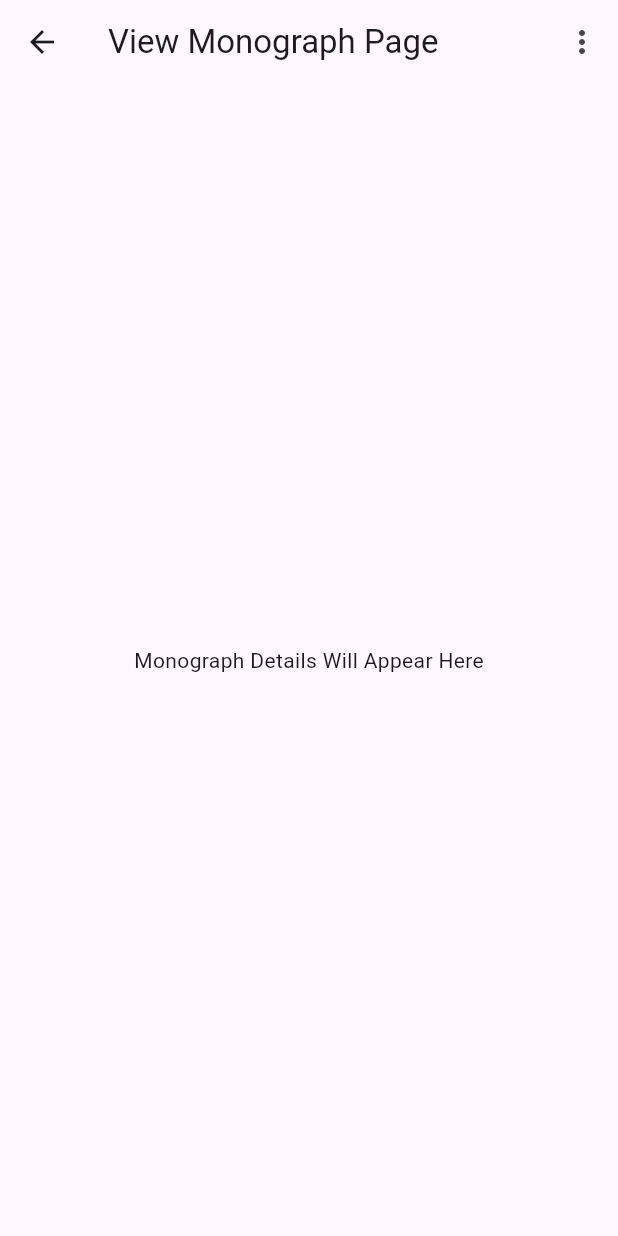
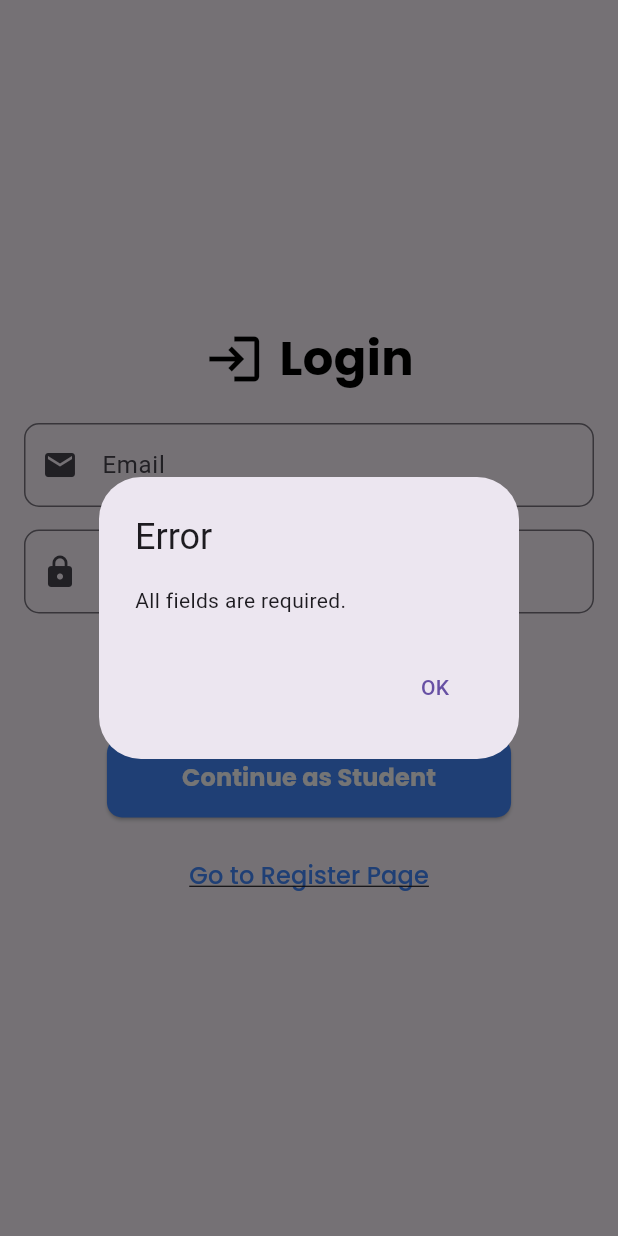
Before and after one commit to Nesarahmad1380/Monograph_Management_System, a Flutter app: the screen it shows after launch, after a tap on "Login", on a phone screen of 412 x 824 dp. Run offline on Flutter 3.47's test engine with Material 3 defaults, Android fonts, the phone set to English and light mode, and no system bars; our stand-ins replace flutter_riverpod, google_fonts, shared_preferences.

Commit message:
bring some changes in login page

```diff
--- a/lib/Screens/SplashScreen.dart
+++ b/lib/Screens/SplashScreen.dart
@@ -18,7 +18,7 @@ class _SplashScreenState extends State<SplashScreen>
 
     Future.delayed(const Duration(seconds: 2), () {
       Navigator.pushReplacement(
-          context, MaterialPageRoute(builder: (context) => Loginpage()));
+          context, MaterialPageRoute(builder: (context) => LoginPage()));
     });
   }
 
--- a/lib/Screens/userScreens/LoginPage.dart
+++ b/lib/Screens/userScreens/LoginPage.dart
@@ -1,39 +1,114 @@
 import 'package:flutter/material.dart';
+import 'package:google_fonts/google_fonts.dart';
 import 'package:monograph_management_system/Screens/MonographScreen/ViewMonographPage.dart';
 import 'package:monograph_management_system/Screens/userScreens/RagisterPage.dart';
 
-class Loginpage extends StatefulWidget {
-  const Loginpage({Key? key}) : super(key: key);
+class LoginPage extends StatefulWidget {
+  const LoginPage({Key? key}) : super(key: key);
 
   @override
-  _LoginpageState createState() => _LoginpageState();
+  _LoginPageState createState() => _LoginPageState();
 }
 
-class _LoginpageState extends State<Loginpage> {
-  TextEditingController _emailcontrolar = TextEditingController();
-  TextEditingController _passwordcontrolar = TextEditingController();
+class _LoginPageState extends State<LoginPage> {
+  final TextEditingController _emailController = TextEditingController();
+  final TextEditingController _passwordController = TextEditingController();
+
+  void _validateFields() {
+    if (_emailController.text.isEmpty || _passwordController.text.isEmpty) {
+      showDialog(
+        context: context,
+        builder: (context) => AlertDialog(
+          title: const Text('Error'),
+          content: const Text('All fields are required.'),
+          actions: [
+            TextButton(
+              onPressed: () => Navigator.pop(context),
+              child: const Text('OK'),
+            ),
+          ],
+        ),
+      );
+    } else {
+      Navigator.push(context,
+          MaterialPageRoute(builder: (context) => ViewMonographPage()));
+    }
+  }
+
   @override
   Widget build(BuildContext context) {
     return Scaffold(
       body: SafeArea(
         child: Center(
+          child: Padding(
+            padding: const EdgeInsets.all(16.0),
             child: Column(
               mainAxisAlignment: MainAxisAlignment.center,
               children: [
+                Row(
+                  mainAxisAlignment: MainAxisAlignment.center,
+                  children: [
+                    const Icon(
+                      Icons.login,
+                      size: 40,
+                      color: Colors.black,
+                    ),
+                    const SizedBox(width: 10),
+                    Text(
+                      'Login',
+                      style: GoogleFonts.poppins(
+                        fontSize: 32,
+                        fontWeight: FontWeight.bold,
+                        color: Colors.black,
+                      ),
+                    ),
+                  ],
+                ),
+                const SizedBox(height: 20),
                 TextField(
-              controller: _emailcontrolar,
-              decoration: InputDecoration(hintText: 'Enter Email'),
+                  controller: _emailController,
+                  decoration: InputDecoration(
+                    labelText: 'Email',
+                    prefixIcon: const Icon(Icons.email),
+                    border: OutlineInputBorder(
+                      borderRadius: BorderRadius.circular(10.0),
                     ),
-            SizedBox(
-              height: 5,
                   ),
+                  keyboardType: TextInputType.emailAddress,
+                ),
+                const SizedBox(height: 15),
                 TextField(
-              controller: _passwordcontrolar,
-              decoration: InputDecoration(hintText: 'Enter Password'),
+                  controller: _passwordController,
+                  decoration: InputDecoration(
+                    labelText: 'Password',
+                    prefixIcon: const Icon(Icons.lock),
+                    border: OutlineInputBorder(
+                      borderRadius: BorderRadius.circular(10.0),
                     ),
-            SizedBox(
-              height: 5,
                   ),
+                  obscureText: true,
+                ),
+                const SizedBox(height: 20),
+                ElevatedButton(
+                  onPressed: _validateFields,
+                  style: ElevatedButton.styleFrom(
+                    backgroundColor: Colors.blueAccent,
+                    padding: const EdgeInsets.symmetric(
+                        horizontal: 100, vertical: 15),
+                    shape: RoundedRectangleBorder(
+                      borderRadius: BorderRadius.circular(10.0),
+                    ),
+                  ),
+                  child: Text(
+                    'Login',
+                    style: GoogleFonts.poppins(
+                      fontSize: 16,
+                      fontWeight: FontWeight.bold,
+                      color: Colors.white,
+                    ),
+                  ),
+                ),
+                const SizedBox(height: 10),
                 ElevatedButton(
                   onPressed: () {
                     Navigator.push(
@@ -41,30 +116,45 @@ class _LoginpageState extends State<Loginpage> {
                         MaterialPageRoute(
                             builder: (context) => ViewMonographPage()));
                   },
-                child: Text('Login')),
-            SizedBox(
-              height: 5,
+                  style: ElevatedButton.styleFrom(
+                    backgroundColor: Colors.blueAccent,
+                    padding: const EdgeInsets.symmetric(
+                        horizontal: 50, vertical: 15),
+                    shape: RoundedRectangleBorder(
+                      borderRadius: BorderRadius.circular(10.0),
                     ),
-            ElevatedButton(
+                  ),
+                  child: Text(
+                    'Continue as Student',
+                    style: GoogleFonts.poppins(
+                      fontSize: 16,
+                      fontWeight: FontWeight.bold,
+                      color: Colors.white,
+                    ),
+                  ),
+                ),
+                const SizedBox(height: 15),
+                TextButton(
                   onPressed: () {
                     Navigator.push(
                         context,
                         MaterialPageRoute(
-                          builder: (context) => ViewMonographPage()));
+                            builder: (context) => RagisterPage()));
                   },
-                child: Text('Continue as Student')),
-            SizedBox(
-              height: 3,
+                  child: Text(
+                    'Go to Register Page',
+                    style: GoogleFonts.poppins(
+                      fontSize: 16,
+                      color: Colors.blueAccent,
+                      decoration: TextDecoration.underline,
                     ),
-            TextButton(
-                onPressed: () {
-                  Navigator.push(context,
-                      MaterialPageRoute(builder: (context) => RagisterPage()));
-                },
-                child: Text('Go to Ragister page')),
+                  ),
+                ),
               ],
             ),
-      )),
+          ),
+        ),
+      ),
     );
   }
 }
--- a/pubspec.yaml
+++ b/pubspec.yaml
@@ -40,6 +40,7 @@ dependencies:
   shared_preferences: ^2.3.2
   share_plus: ^10.1.2
   shared_preferences_web: ^2.1.0
+  google_fonts: ^4.0.0
 
 dev_dependencies:
   flutter_test:
```
Also changed, not shown: pubspec.lock. Lines whose indentation alone changed are shown as unchanged.
